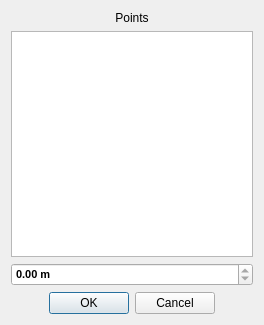
Before: the Qt Designer form applications/cfactor/widgets/tools/distance_between_two_points.ui in ebrahimraeyat/civilTools, drawn with Qt 5.
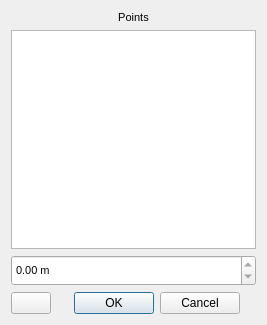
After: the same form once the commit is applied. Icons and pictures are not drawn.

Commit message: adding show points in distance dialog

```diff
--- a/applications/cfactor/widgets/tools/distance_between_two_points.ui
+++ b/applications/cfactor/widgets/tools/distance_between_two_points.ui
@@ -6,7 +6,7 @@
    <rect>
     <x>0</x>
     <y>0</y>
-    <width>264</width>
+    <width>267</width>
     <height>325</height>
    </rect>
   </property>
@@ -16,6 +16,11 @@
   <layout class="QVBoxLayout" name="verticalLayout">
    <item>
     <widget class="QLabel" name="label">
+     <property name="font">
+      <font>
+       <pointsize>8</pointsize>
+      </font>
+     </property>
      <property name="text">
       <string>Points</string>
      </property>
@@ -32,12 +37,18 @@
      <property name="enabled">
       <bool>true</bool>
      </property>
+     <property name="minimumSize">
+      <size>
+       <width>0</width>
+       <height>31</height>
+      </size>
+     </property>
      <property name="font">
       <font>
        <pointsize>8</pointsize>
-       <weight>75</weight>
+       <weight>50</weight>
        <italic>false</italic>
-       <bold>true</bold>
+       <bold>false</bold>
        <strikeout>false</strikeout>
       </font>
      </property>
@@ -54,6 +65,23 @@
    </item>
    <item>
     <layout class="QHBoxLayout" name="horizontalLayout">
+     <item>
+      <widget class="QPushButton" name="show_button">
+       <property name="text">
+        <string/>
+       </property>
+       <property name="icon">
+        <iconset resource="../../resource.qrc">
+         <normaloff>:/cfactor/images/show.svg</normaloff>:/cfactor/images/show.svg</iconset>
+       </property>
+       <property name="iconSize">
+        <size>
+         <width>20</width>
+         <height>20</height>
+        </size>
+       </property>
+      </widget>
+     </item>
      <item>
       <widget class="QDialogButtonBox" name="buttonBox">
        <property name="orientation">
```
The commit also changes 4 other files.
